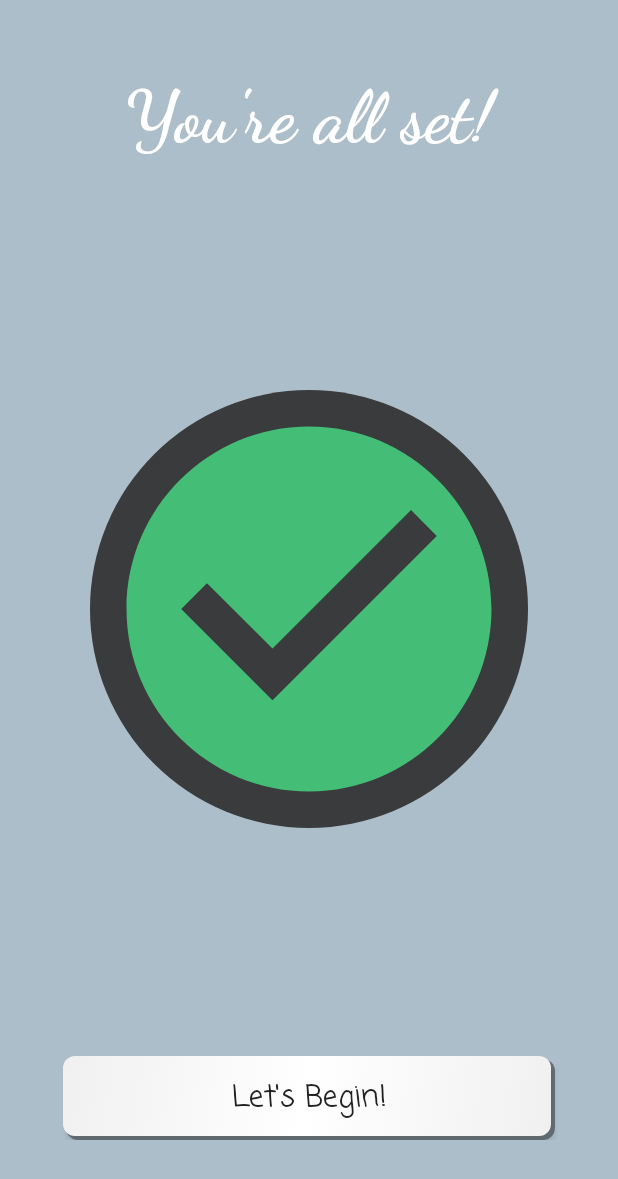
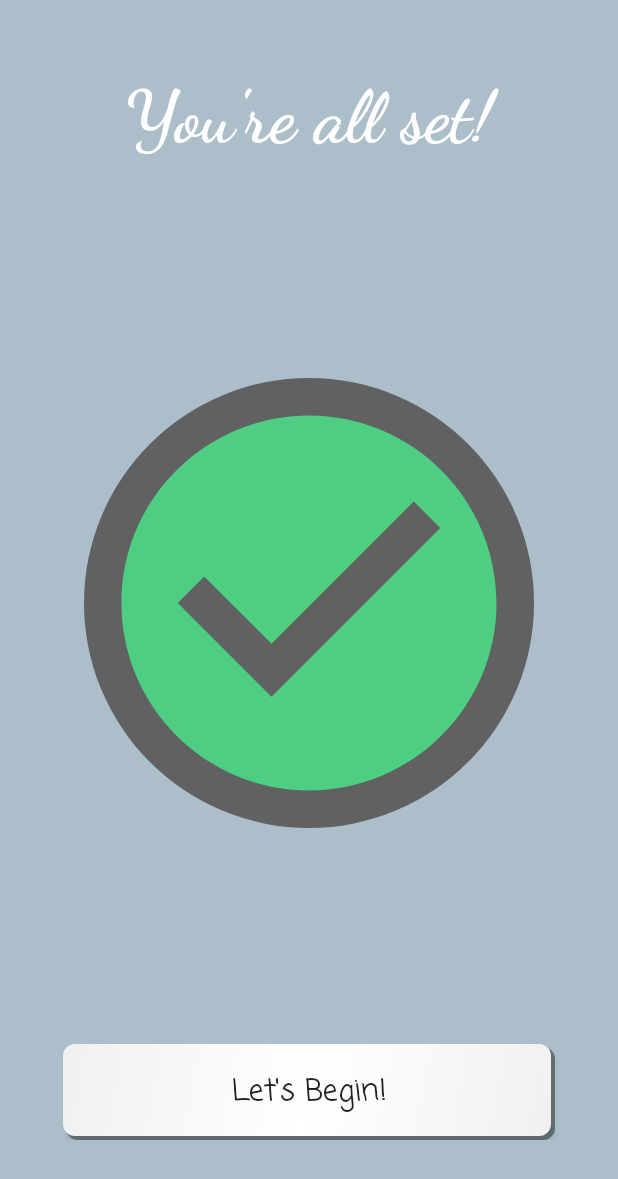
Before and after one commit to Techzune/Maroon, an Android app: the ActivityStartSkip screen opened directly, with no data from a screen before it, on a phone screen of 412 x 824 dp. Shown: the top 1179 px of the screen. Run offline under Robolectric (Android 15) with nearby library versions, the phone set to English and light mode, and no system bars.

```diff
--- a/app/src/main/res/drawable/ic_check_circle_green_48px.xml
+++ b/app/src/main/res/drawable/ic_check_circle_green_48px.xml
@@ -1,4 +1,4 @@
 <vector android:height="24dp" android:viewportHeight="24.0"
     android:viewportWidth="24.0" android:width="24dp" xmlns:android="http://schemas.android.com/apk/res/android">
-    <path android:fillColor="#44bd76" android:pathData="M12,2C6.48,2 2,6.48 2,12s4.48,10 10,10 10,-4.48 10,-10S17.52,2 12,2zM10,17l-5,-5 1.41,-1.41L10,14.17l7.59,-7.59L19,8l-9,9z"/>
+    <path android:fillColor="#4ece83" android:pathData="M12,2C6.48,2 2,6.48 2,12s4.48,10 10,10 10,-4.48 10,-10S17.52,2 12,2zM10,17l-5,-5 1.41,-1.41L10,14.17l7.59,-7.59L19,8l-9,9z"/>
 </vector>
--- a/app/src/main/res/drawable/ic_check_circle_green_startskip.xml
+++ b/app/src/main/res/drawable/ic_check_circle_green_startskip.xml
@@ -2,7 +2,7 @@
 <layer-list xmlns:android="http://schemas.android.com/apk/res/android">
     <item>
         <shape android:shape="oval">
-            <solid android:color="@color/colorDarkGrey"/>
+            <solid android:color="#616161"/>
         </shape>
     </item>
     <item android:gravity="center" android:drawable="@drawable/ic_check_circle_green_48px"/>
--- a/app/src/main/res/layout/activity_start_skip.xml
+++ b/app/src/main/res/layout/activity_start_skip.xml
@@ -29,7 +29,7 @@
         <Button
                 android:id="@+id/startskip_button_begin"
                 android:layout_width="match_parent"
-                android:layout_height="56dp"
+                android:layout_height="64dp"
                 android:layout_alignParentBottom="true"
                 android:layout_marginStart="42dp"
                 android:layout_marginEnd="42dp"
@@ -45,7 +45,7 @@
                 android:layout_below="@id/startskip_text_major"
                 android:layout_above="@id/startskip_button_begin"
                 android:src="@drawable/ic_check_circle_green_startskip"
-                android:padding="60dp"
+                android:padding="56dp"
                 android:contentDescription="@string/desc_checkMarkImage"/>
 
     </RelativeLayout>
--- a/app/src/main/res/values/colors.xml
+++ b/app/src/main/res/values/colors.xml
@@ -9,7 +9,8 @@
 
     <color name="colorWhite">#FFFFFF</color>
     <color name="colorBlack">#000000</color>
-    <color name="colorDarkGrey">#393B3C</color>
+    <color name="colorGrey">#757575</color>
+    <color name="colorDarkGrey">#424242</color>
     <color name="colorGold">#FFB81C</color>
 
 
```
